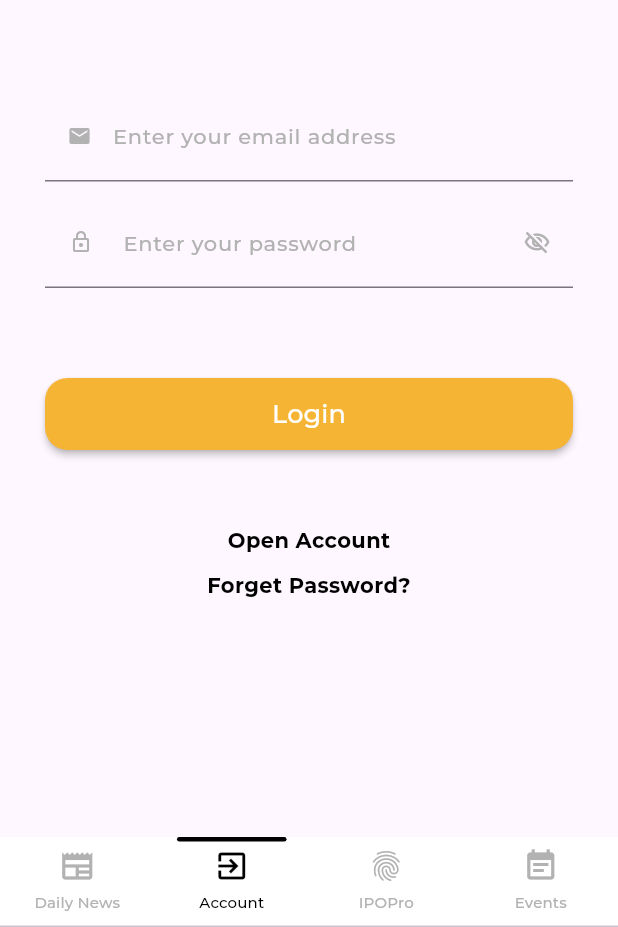
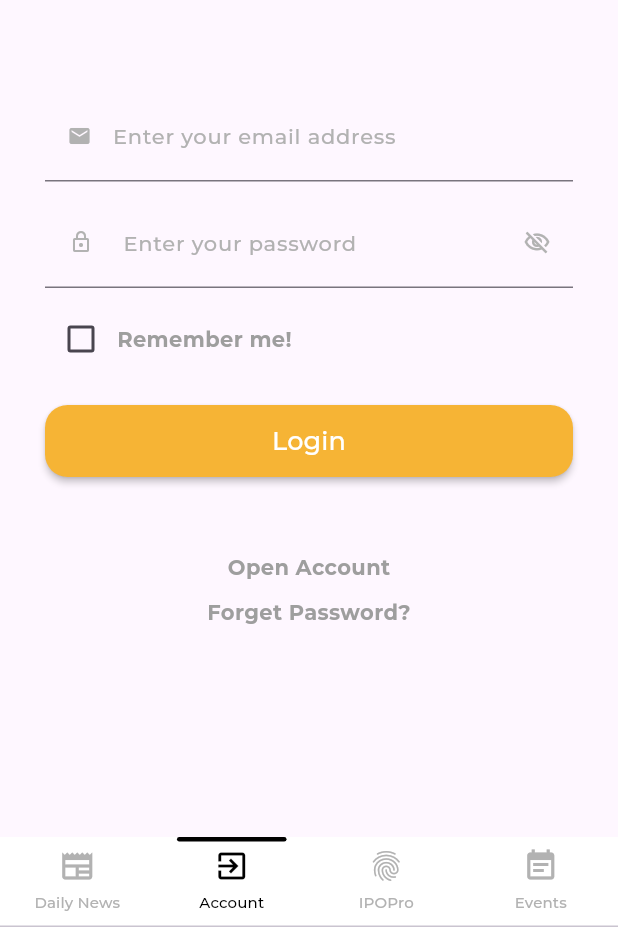
Before and after one commit to sirrom2005/proven_wealth, a Flutter app: the screen it shows after launch, item 2 of the bottom bar chosen, on a phone screen of 412 x 824 dp, the part 309-1236 px from its top. Run offline on Flutter 3.47's test engine with Material 3 defaults, Android fonts, the phone set to English and light mode, and no system bars; our stand-ins replace cached_network_image, carousel_slider, fl_chart, flutter_widget_from_html, get_it, loading_overlay and 2 more.

Commit message:
Add "Remember Me Switch"

```diff
--- a/lib/Screens/Login.dart
+++ b/lib/Screens/Login.dart
@@ -35,6 +35,7 @@ class _Page extends State<Login> with TickerProviderStateMixin
   late StreamController<String> recoverEmailStreamController;
   TextEditingController recoverEmailController = TextEditingController();
 
+  bool _checkValue = false;
   bool hidePassword = true;
   bool enablePostBtn = false;
   bool _showLogin = true;
@@ -158,7 +159,43 @@ class _Page extends State<Login> with TickerProviderStateMixin
                       // ),
                       MyFormIconTextBox(hintText: 'Enter your email address', prefixIcon:Icons.email,  textInputType: TextInputType.emailAddress, onChanged:(){}),
                       MyFormPasswordBox(hintText: 'Enter your password', hidePassword: true, onChanged:(){}, iconTap: () {  }),
-                      SizedBox(height:50),
+                      // Row(
+                      //   children: [
+                      //     Checkbox(value: _checkValue,
+                      //       onChanged:(newCheckValue){
+                      //         setState(() {
+                      //           print(newCheckValue);
+                      //           _checkValue=!_checkValue;
+                      //         });
+                      //       }
+                      //     ),
+                      //     Text('Remember Me?', style: TextStyle(fontSize:14, color: Colors.black, fontWeight:FontWeight.bold)),
+                      //   ],
+                      // ),
+                      GestureDetector(
+                        onTap: () {
+                          setState(() {
+                            _checkValue=!_checkValue;
+                          });
+                        },
+                        child: Row(
+                          children: [
+                            Checkbox(
+                              value: _checkValue,
+                              onChanged: (bool? newCheckValue) {
+                                setState(() {
+                                  _checkValue=!_checkValue;
+                                });
+                              },
+                            ),
+                            Text(
+                              'Remember me!',
+                              style: TextStyle(fontSize:14, color: _checkValue ? Colors.blue : Colors.grey, fontWeight:FontWeight.bold)
+                            ),
+                          ],
+                        ),
+                      ),
+                      SizedBox(height:20),
                       MyPostButton(text: 'Login', colorStyle:0, onPressed: () {
                         Navigator.pushReplacement(context,
                           MaterialPageRoute(builder: (context) => const AccountHome()),);
@@ -168,7 +205,7 @@ class _Page extends State<Login> with TickerProviderStateMixin
                       Column(
                         children: [
                           InkWell(
-                            child: Text('Open Account', style: TextStyle(fontSize:14, color: Colors.black, fontWeight:FontWeight.bold)),
+                            child: Text('Open Account', style: TextStyle(fontSize:14, color: Colors.grey, fontWeight:FontWeight.bold)),
                             onTap: (){
                               Navigator.push(context,
                                 MaterialPageRoute(builder: (context) => const Register()),
@@ -176,16 +213,9 @@ class _Page extends State<Login> with TickerProviderStateMixin
                             },
                           ),
                           SizedBox(height:10),
-                          Text('Forget Password?', style: TextStyle(fontSize:14, color: Colors.black, fontWeight:FontWeight.bold)),
-                          //Checkbox(value: true, onChanged:(newValue){}),
-                          //Text('Remember Me?', style: TextStyle(fontSize:14, color: Colors.black, fontWeight:FontWeight.bold)),
+                          Text('Forget Password?', style: TextStyle(fontSize:14, color: Colors.grey, fontWeight:FontWeight.bold)),
                         ],
                       ),
-                      // MyPostButton(text: 'Open an Account', colorStyle:3, onPressed: () {
-                      //   Navigator.push(context,
-                      //     MaterialPageRoute(builder: (context) => const Register()),
-                      //   );
-                      // })
                     ],
                   ),
                 );
```
